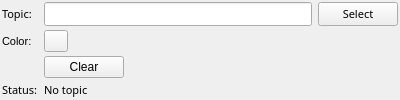
Qt form mapviz_plugins/ui/path_config.ui (ros2-gbp/mapviz-release) before a commit.
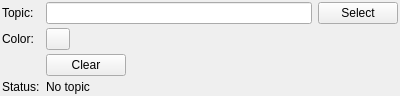
The same form after that commit. Custom widgets are drawn as their Qt base class.

The edit to the form file:
```diff
--- a/mapviz_plugins/ui/path_config.ui
+++ b/mapviz_plugins/ui/path_config.ui
@@ -25,12 +25,6 @@
    </property>
    <item row="6" column="0">
     <widget class="QLabel" name="label_2">
-     <property name="font">
-      <font>
-       <family>Sans Serif</family>
-       <pointsize>8</pointsize>
-      </font>
-     </property>
      <property name="text">
       <string>Status:</string>
      </property>
@@ -38,11 +32,6 @@
    </item>
    <item row="3" column="0">
     <widget class="QLabel" name="label_3">
-     <property name="font">
-      <font>
-       <pointsize>8</pointsize>
-      </font>
-     </property>
      <property name="text">
       <string>Color:</string>
      </property>
@@ -50,12 +39,6 @@
    </item>
    <item row="6" column="2" colspan="2">
     <widget class="QLabel" name="status">
-     <property name="font">
-      <font>
-       <family>Sans Serif</family>
-       <pointsize>8</pointsize>
-      </font>
-     </property>
      <property name="styleSheet">
       <string notr="true"/>
      </property>
@@ -75,12 +58,6 @@
        <verstretch>0</verstretch>
       </sizepolicy>
      </property>
-     <property name="font">
-      <font>
-       <family>Sans Serif</family>
-       <pointsize>8</pointsize>
-      </font>
-     </property>
      <property name="styleSheet">
       <string notr="true"/>
      </property>
@@ -91,22 +68,10 @@
    </item>
    <item row="2" column="2">
     <widget class="QLineEdit" name="topic">
-     <property name="font">
-      <font>
-       <family>Sans Serif</family>
-       <pointsize>8</pointsize>
-      </font>
-     </property>
     </widget>
    </item>
    <item row="2" column="0">
     <widget class="QLabel" name="label">
-     <property name="font">
-      <font>
-       <family>Sans Serif</family>
-       <pointsize>8</pointsize>
-      </font>
-     </property>
      <property name="text">
       <string>Topic:</string>
      </property>
```
